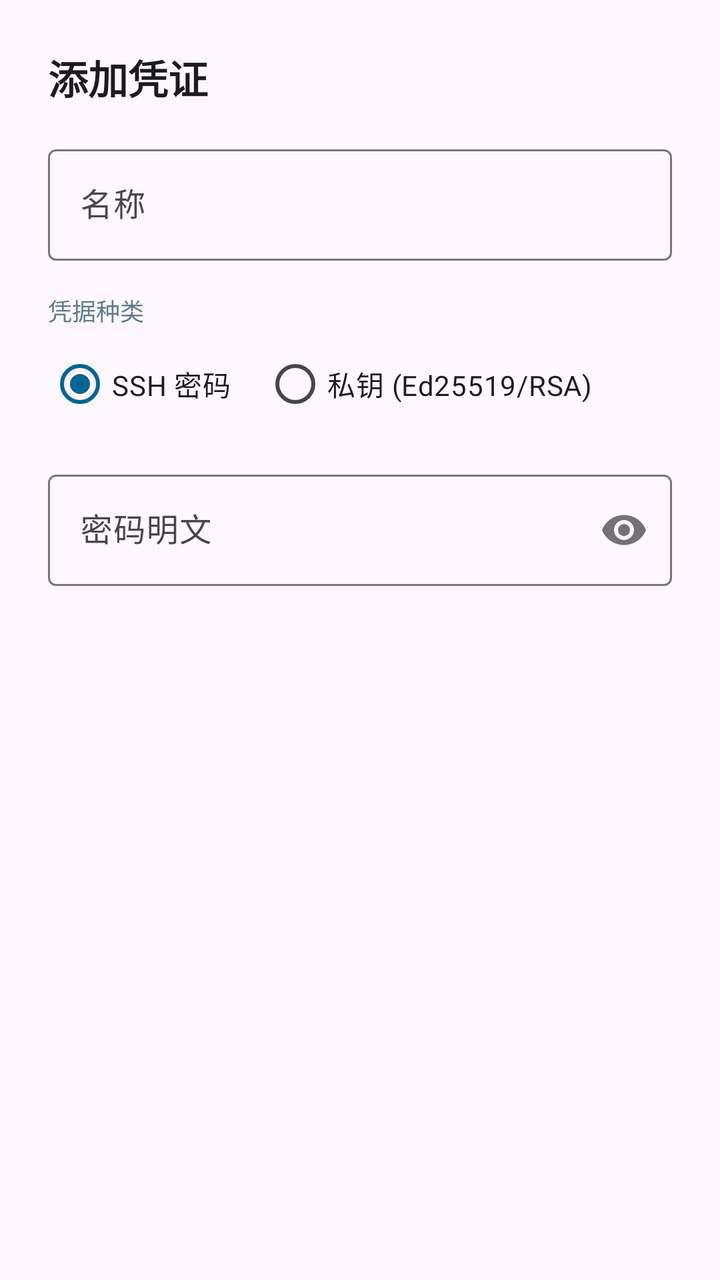
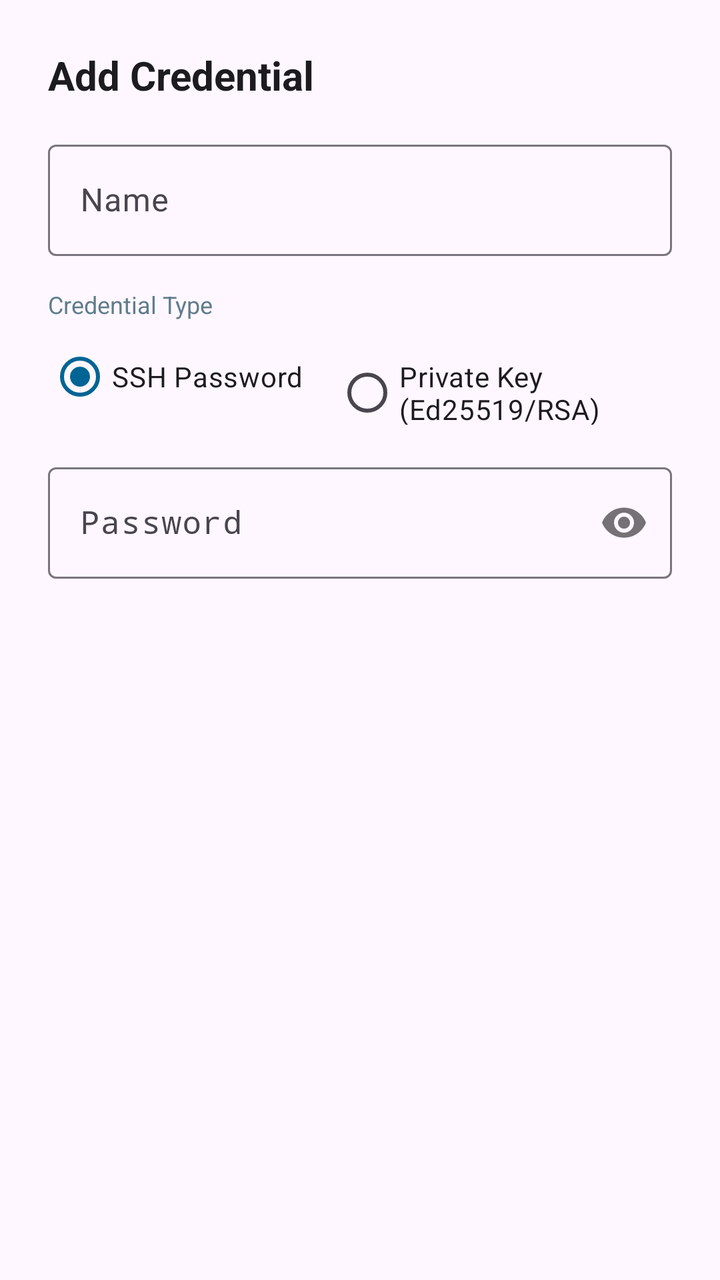

Compare the two renders of this Android layout. The source of the first and the diff that turns it into the second are given below.
<!-- AndroidManifest.xml: application theme Theme.SSHRemoteExec -->
<!-- res/layout/dialog_edit_key.xml -->
<?xml version="1.0" encoding="utf-8"?>
<ScrollView xmlns:android="http://schemas.android.com/apk/res/android"
    xmlns:app="http://schemas.android.com/apk/res-auto"
    android:layout_width="match_parent"
    android:layout_height="wrap_content">

    <LinearLayout
        android:layout_width="match_parent"
        android:layout_height="wrap_content"
        android:orientation="vertical"
        android:padding="24dp">

        <TextView
            android:id="@+id/tv_dialog_title"
            android:layout_width="wrap_content"
            android:layout_height="wrap_content"
            android:text="@string/btn_add_key"
            android:textColor="@color/text_primary"
            android:textSize="20sp"
            android:textStyle="bold" />

        <com.google.android.material.textfield.TextInputLayout
            android:layout_width="match_parent"
            android:layout_height="wrap_content"
            android:layout_marginTop="16dp"
            android:hint="@string/name"
            app:boxBackgroundMode="outline">

            <com.google.android.material.textfield.TextInputEditText
                android:id="@+id/et_key_name"
                android:layout_width="match_parent"
                android:layout_height="wrap_content"
                android:singleLine="true" />
        </com.google.android.material.textfield.TextInputLayout>

        <TextView
            android:layout_width="wrap_content"
            android:layout_height="wrap_content"
            android:layout_marginTop="16dp"
            android:text="凭据种类"
            android:textColor="@color/text_secondary"
            android:textSize="12sp" />

        <RadioGroup
            android:id="@+id/rg_key_type"
            android:layout_width="match_parent"
            android:layout_height="wrap_content"
            android:layout_marginTop="4dp"
            android:orientation="horizontal">

            <RadioButton
                android:id="@+id/rb_type_password"
                android:layout_width="wrap_content"
                android:layout_height="wrap_content"
                android:checked="true"
                android:text="SSH 密码" />

            <RadioButton
                android:id="@+id/rb_type_private_key"
                android:layout_width="wrap_content"
                android:layout_height="wrap_content"
                android:layout_marginStart="16dp"
                android:text="私钥 (Ed25519/RSA)" />
        </RadioGroup>

        <com.google.android.material.textfield.TextInputLayout
            android:id="@+id/layout_secret"
            android:layout_width="match_parent"
            android:layout_height="wrap_content"
            android:layout_marginTop="16dp"
            android:hint="密码明文"
            app:boxBackgroundMode="outline"
            app:passwordToggleEnabled="true">

            <com.google.android.material.textfield.TextInputEditText
                android:id="@+id/et_secret_content"
                android:layout_width="match_parent"
                android:layout_height="wrap_content"
                android:fontFamily="monospace"
                android:inputType="textPassword" />
        </com.google.android.material.textfield.TextInputLayout>

        <com.google.android.material.textfield.TextInputLayout
            android:id="@+id/layout_passphrase"
            android:layout_width="match_parent"
            android:layout_height="wrap_content"
            android:layout_marginTop="16dp"
            android:hint="私钥口令 Passphrase (若有则填，无则留空)"
            android:visibility="gone"
            app:boxBackgroundMode="outline"
            app:passwordToggleEnabled="true">

            <com.google.android.material.textfield.TextInputEditText
                android:id="@+id/et_passphrase"
                android:layout_width="match_parent"
                android:layout_height="wrap_content"
                android:inputType="textPassword"
                android:singleLine="true" />
        </com.google.android.material.textfield.TextInputLayout>

    </LinearLayout>
</ScrollView>
<!-- resources referenced by this layout -->
<resources>
  <color name="text_primary">#1C1B1F</color>
  <color name="text_secondary">#607D8B</color>
  <string name="btn_add_key">添加凭证</string>
  <string name="name">名称</string>
  <style name="Theme.SSHRemoteExec" parent="Theme.Material3.DayNight.NoActionBar">
          <item name="colorPrimary">@color/primary</item>
          <item name="colorOnPrimary">@color/on_primary</item>
          <item name="colorPrimaryContainer">@color/primary_container</item>
          <item name="colorOnPrimaryContainer">@color/on_primary_container</item>
  
          <item name="colorSecondary">@color/secondary</item>
          <item name="colorOnSecondary">@color/on_secondary</item>
          <item name="colorSecondaryContainer">@color/secondary_container</item>
          <item name="colorOnSecondaryContainer">@color/on_secondary_container</item>
  
          
          <item name="android:statusBarColor">@color/primary</item>
          <item name="android:windowLightStatusBar">false</item>
      </style>
  <color name="primary">#006494</color>
  <color name="on_primary">#FFFFFF</color>
  <color name="primary_container">#CCE5FF</color>
  <color name="on_primary_container">#001D31</color>
  <color name="secondary">#00A896</color>
  <color name="on_secondary">#FFFFFF</color>
  <color name="secondary_container">#A3EADE</color>
  <color name="on_secondary_container">#00201C</color>
</resources>

<!-- the commit's change to res/layout/dialog_edit_key.xml (unified diff, before → after) -->
@@ -37,7 +37,7 @@
             android:layout_width="wrap_content"
             android:layout_height="wrap_content"
             android:layout_marginTop="16dp"
-            android:text="凭据种类"
+            android:text="@string/credential_type"
             android:textColor="@color/text_secondary"
             android:textSize="12sp" />
 
@@ -53,14 +53,14 @@
                 android:layout_width="wrap_content"
                 android:layout_height="wrap_content"
                 android:checked="true"
-                android:text="SSH 密码" />
+                android:text="@string/key_type_password" />
 
             <RadioButton
                 android:id="@+id/rb_type_private_key"
                 android:layout_width="wrap_content"
                 android:layout_height="wrap_content"
                 android:layout_marginStart="16dp"
-                android:text="私钥 (Ed25519/RSA)" />
+                android:text="@string/key_type_private_key" />
         </RadioGroup>
 
         <com.google.android.material.textfield.TextInputLayout
@@ -68,7 +68,7 @@
             android:layout_width="match_parent"
             android:layout_height="wrap_content"
             android:layout_marginTop="16dp"
-            android:hint="密码明文"
+            android:hint="@string/hint_password_secret"
             app:boxBackgroundMode="outline"
             app:passwordToggleEnabled="true">
 
@@ -85,7 +85,7 @@
             android:layout_width="match_parent"
             android:layout_height="wrap_content"
             android:layout_marginTop="16dp"
-            android:hint="私钥口令 Passphrase (若有则填，无则留空)"
+            android:hint="@string/hint_passphrase"
             android:visibility="gone"
             app:boxBackgroundMode="outline"
             app:passwordToggleEnabled="true">
<!-- resource entries referenced after the edit -->
@@ -2,8 +2,13 @@
 <resources>
   <color name="text_primary">#1C1B1F</color>
   <color name="text_secondary">#607D8B</color>
-  <string name="btn_add_key">添加凭证</string>
-  <string name="name">名称</string>
+  <string name="btn_add_key">Add Credential</string>
+  <string name="credential_type">Credential Type</string>
+  <string name="hint_passphrase">Key Passphrase (optional, leave blank if none)</string>
+  <string name="hint_password_secret">Password</string>
+  <string name="key_type_password">SSH Password</string>
+  <string name="key_type_private_key">Private Key (Ed25519/RSA)</string>
+  <string name="name">Name</string>
   <style name="Theme.SSHRemoteExec" parent="Theme.Material3.DayNight.NoActionBar">
           <item name="colorPrimary">@color/primary</item>
           <item name="colorOnPrimary">@color/on_primary</item>
